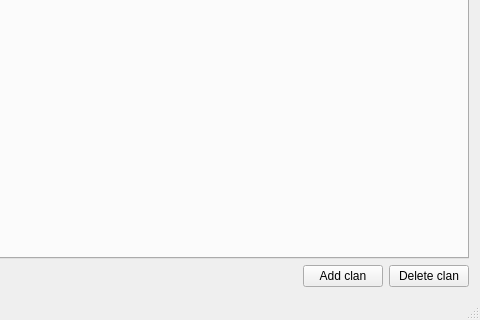
sgh/FOE, file foe_main.ui: the form before one commit; both pictures show x 293 to 773 and y 229 to 549 of the 773 by 549 pixel window.
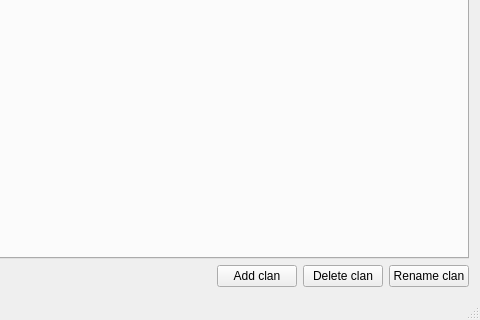
The form after the commit.

Commit message: Added clan rename function.

What changed in the file:
```diff
--- a/foe_main.ui
+++ b/foe_main.ui
@@ -68,6 +68,13 @@
         </property>
        </widget>
       </item>
+      <item>
+       <widget class="QPushButton" name="renameClanButton">
+        <property name="text">
+         <string>Rename clan</string>
+        </property>
+       </widget>
+      </item>
      </layout>
     </item>
    </layout>
```
The commit also changes 6 other files.
